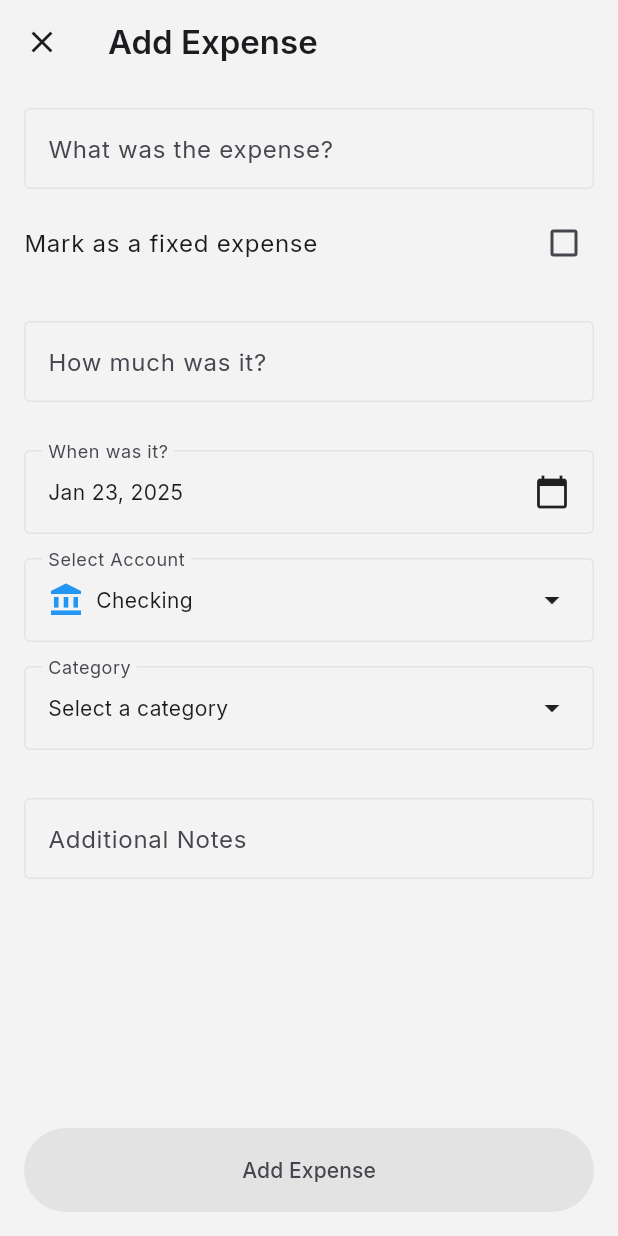
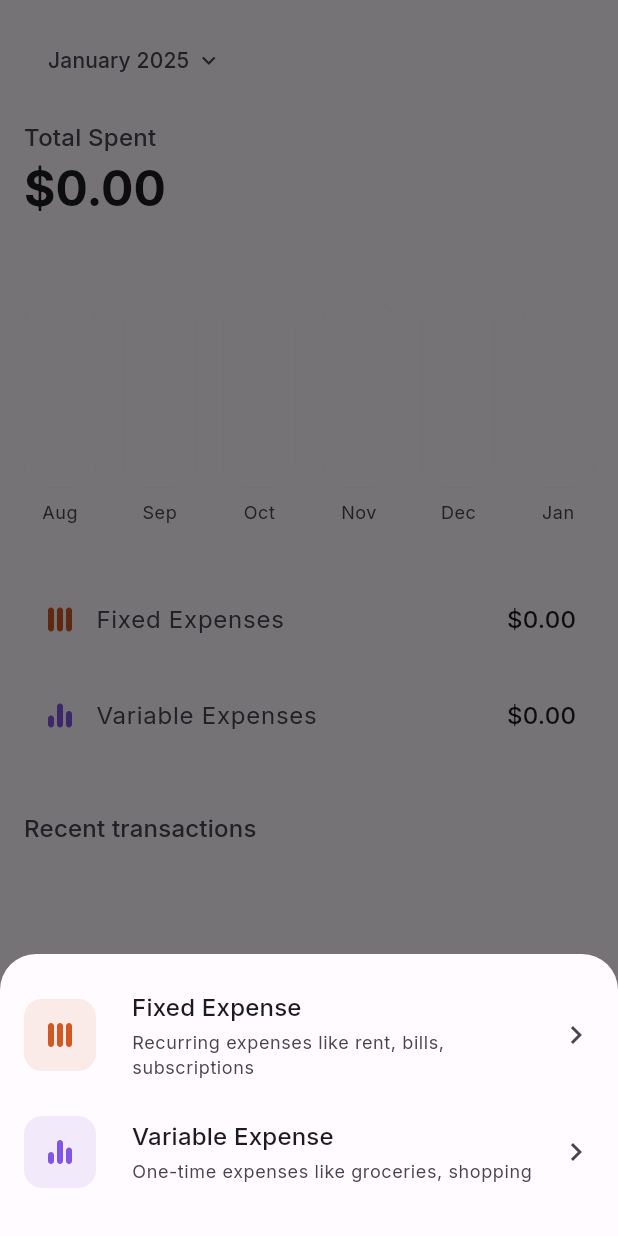
Before and after one commit to 0x6762/kiwi-spending-tracker, a Flutter app: the screen it shows after launch, after a tap on the "add" icon, on a phone screen of 412 x 824 dp. Run offline on Flutter 3.47's test engine with Material 3 defaults, Android fonts, the phone set to English and light mode, and no system bars; drawn by our look-alikes of fl_chart; our stand-ins replace flutter_svg, google_fonts, shared_preferences.

Commit message:
Adjust expense type sheet layout

```diff
--- a/lib/screens/main_screen.dart
+++ b/lib/screens/main_screen.dart
@@ -8,6 +8,7 @@ import '../utils/circular_reveal_route.dart';
 import '../widgets/expense_list.dart';
 import '../widgets/expense_summary.dart';
 import '../widgets/add_expense_dialog.dart';
+import '../widgets/expense_type_sheet.dart';
 import 'settings_screen.dart';
 
 class MainScreen extends StatefulWidget {
@@ -41,16 +42,25 @@ class _MainScreenState extends State<MainScreen> {
     final screenSize = MediaQuery.of(context).size;
     final bottomRight = Offset(screenSize.width, screenSize.height);
 
+    final isFixed = await showModalBottomSheet<bool>(
+      context: context,
+      builder: (context) => const ExpenseTypeSheet(),
+      backgroundColor: Colors.transparent,
+      isScrollControlled: true,
+    );
+
+    if (isFixed != null) {
       final result = await Navigator.of(context).push<Expense>(
         CircularRevealRoute(
           center: bottomRight,
-        child: const AddExpenseDialog(),
+          child: AddExpenseDialog(isFixed: isFixed),
         ),
       );
 
       if (result != null) {
         await widget.repository.addExpense(result);
         _loadExpenses();
+      }
     }
   }
 
--- a/lib/theme/theme.dart
+++ b/lib/theme/theme.dart
@@ -100,6 +100,7 @@ class AppTheme {
     // Used for the bottom sheet, nav bar, and subtle backgrounds
     surfaceContainer: Color(0xFF13151D),
     surfaceContainerHighest: Color(0xFF13151D),
+    surfaceContainerLow: Color(0xFF1F2127),
     surfaceContainerLowest: Color(0xFF262933),
     // Used for borders and dividers
     outline: Color(0xFF13151D),
--- a/lib/widgets/add_expense_dialog.dart
+++ b/lib/widgets/add_expense_dialog.dart
@@ -1,4 +1,5 @@
 import 'package:flutter/material.dart';
+import 'package:flutter/services.dart';
 import 'package:uuid/uuid.dart';
 import '../models/expense.dart';
 import '../models/expense_category.dart';
@@ -6,28 +7,56 @@ import '../models/account.dart';
 import 'package:intl/intl.dart';
 
 class AddExpenseDialog extends StatefulWidget {
-  const AddExpenseDialog({super.key});
+  final bool isFixed;
+
+  const AddExpenseDialog({
+    super.key,
+    required this.isFixed,
+  });
 
   @override
   State<AddExpenseDialog> createState() => _AddExpenseDialogState();
 }
 
 class _AddExpenseDialogState extends State<AddExpenseDialog> {
+  final _formKey = GlobalKey<FormState>();
   final _titleController = TextEditingController();
   final _amountController = TextEditingController();
-  String? _category;
-  final _notes = TextEditingController();
   DateTime _selectedDate = DateTime.now();
-  bool _isFixed = false;
+  String? _selectedCategory;
   String _selectedAccountId = DefaultAccounts.checking.id;
   final _dateFormat = DateFormat.yMMMd();
 
+  @override
+  void dispose() {
+    _titleController.dispose();
+    _amountController.dispose();
+    super.dispose();
+  }
+
+  void _submit() {
+    if (_formKey.currentState!.validate()) {
+      final expense = Expense(
+        id: const Uuid().v4(),
+        title: _titleController.text,
+        amount: double.parse(_amountController.text),
+        date: _selectedDate,
+        category: _selectedCategory,
+        isFixed: widget.isFixed,
+        accountId: _selectedAccountId,
+        createdAt: DateTime.now(),
+      );
+
+      Navigator.of(context).pop(expense);
+    }
+  }
+
   Future<void> _selectDate() async {
-    final picked = await showDatePicker(
+    final DateTime? picked = await showDatePicker(
       context: context,
       initialDate: _selectedDate,
       firstDate: DateTime(2000),
-      lastDate: DateTime.now(),
+      lastDate: DateTime(2100),
     );
     if (picked != null) {
       setState(() {
@@ -58,7 +87,7 @@ class _AddExpenseDialogState extends State<AddExpenseDialog> {
 
     if (selected != null) {
       setState(() {
-        _category = selected;
+        _selectedCategory = selected;
       });
     }
   }
@@ -95,66 +124,138 @@ class _AddExpenseDialogState extends State<AddExpenseDialog> {
 
   @override
   Widget build(BuildContext context) {
-    final selectedCategory =
-        _category != null ? ExpenseCategories.findByName(_category!) : null;
+    final theme = Theme.of(context);
+    final selectedCategory = _selectedCategory != null
+        ? ExpenseCategories.findByName(_selectedCategory!)
+        : null;
     final selectedAccount = DefaultAccounts.defaultAccounts
         .firstWhere((account) => account.id == _selectedAccountId);
 
     return Scaffold(
-      backgroundColor: Theme.of(context).colorScheme.surfaceVariant,
+      backgroundColor: theme.colorScheme.surface,
       appBar: AppBar(
-        backgroundColor: Theme.of(context).colorScheme.surfaceVariant,
-        title: const Text('Add Expense'),
+        backgroundColor: theme.colorScheme.surface,
+        title: Text(
+          widget.isFixed ? 'Add Fixed Expense' : 'Add Variable Expense',
+          style: theme.textTheme.titleLarge,
+        ),
         leading: IconButton(
           icon: const Icon(Icons.close),
-          onPressed: () => Navigator.of(context).pop(),
+          onPressed: () => Navigator.pop(context),
         ),
+        actions: [
+          TextButton(
+            onPressed: _submit,
+            child: const Text('Save'),
           ),
-      body: Container(
-        color: Theme.of(context).colorScheme.surfaceVariant,
-        child: Column(
+        ],
+      ),
+      body: Form(
+        key: _formKey,
+        child: ListView(
+          padding: const EdgeInsets.all(16),
           children: [
-            Expanded(
-              child: SingleChildScrollView(
-                padding: const EdgeInsets.all(16.0),
-                child: Column(
-                  crossAxisAlignment: CrossAxisAlignment.stretch,
-                  children: [
-                    TextField(
+            TextFormField(
               controller: _titleController,
               decoration: const InputDecoration(
-                        labelText: 'What was the expense?',
+                labelText: 'Title',
                 border: OutlineInputBorder(),
               ),
-                      textInputAction: TextInputAction.next,
+              validator: (value) {
+                if (value == null || value.isEmpty) {
+                  return 'Please enter a title';
+                }
+                return null;
+              },
             ),
-                    const SizedBox(height: 8),
-                    CheckboxListTile(
-                      title: const Text('Mark as a fixed expense'),
-                      // subtitle: const Text('This expense occurs every month'),
-                      value: _isFixed,
-                      onChanged: (value) =>
-                          setState(() => _isFixed = value ?? false),
-                      contentPadding: EdgeInsets.zero,
-                    ),
-                    const SizedBox(height: 24),
-                    TextField(
+            const SizedBox(height: 16),
+            TextFormField(
               controller: _amountController,
               decoration: const InputDecoration(
-                        labelText: 'How much was it?',
+                labelText: 'Amount',
+                prefixText: '\$',
                 border: OutlineInputBorder(),
-                        prefixText: '\$',
               ),
               keyboardType:
                   const TextInputType.numberWithOptions(decimal: true),
-                      textInputAction: TextInputAction.next,
+              inputFormatters: [
+                FilteringTextInputFormatter.allow(RegExp(r'^\d+\.?\d{0,2}')),
+              ],
+              validator: (value) {
+                if (value == null || value.isEmpty) {
+                  return 'Please enter an amount';
+                }
+                if (double.tryParse(value) == null) {
+                  return 'Please enter a valid number';
+                }
+                return null;
+              },
             ),
-                    const SizedBox(height: 32),
+            const SizedBox(height: 16),
+            DropdownButtonFormField<String>(
+              value: _selectedAccountId,
+              decoration: const InputDecoration(
+                labelText: 'Account',
+                border: OutlineInputBorder(),
+              ),
+              items: DefaultAccounts.defaultAccounts.map((account) {
+                return DropdownMenuItem(
+                  value: account.id,
+                  child: Row(
+                    children: [
+                      Icon(
+                        account.icon,
+                        color: account.color,
+                        size: 20,
+                      ),
+                      const SizedBox(width: 8),
+                      Text(account.name),
+                    ],
+                  ),
+                );
+              }).toList(),
+              onChanged: (value) {
+                if (value != null) {
+                  setState(() {
+                    _selectedAccountId = value;
+                  });
+                }
+              },
+            ),
+            const SizedBox(height: 16),
+            DropdownButtonFormField<String>(
+              value: _selectedCategory,
+              decoration: const InputDecoration(
+                labelText: 'Category',
+                border: OutlineInputBorder(),
+              ),
+              items: ExpenseCategories.values.map((category) {
+                return DropdownMenuItem(
+                  value: category.name,
+                  child: Row(
+                    children: [
+                      Icon(
+                        category.icon,
+                        size: 20,
+                      ),
+                      const SizedBox(width: 8),
+                      Text(category.name),
+                    ],
+                  ),
+                );
+              }).toList(),
+              onChanged: (value) {
+                setState(() {
+                  _selectedCategory = value;
+                });
+              },
+            ),
+            const SizedBox(height: 16),
             InkWell(
               onTap: _selectDate,
               child: InputDecorator(
                 decoration: const InputDecoration(
-                          labelText: 'When was it?',
+                  labelText: 'Date',
                   border: OutlineInputBorder(),
                 ),
                 child: Row(
@@ -166,115 +267,9 @@ class _AddExpenseDialogState extends State<AddExpenseDialog> {
                 ),
               ),
             ),
-                    const SizedBox(height: 16),
-                    InkWell(
-                      onTap: _selectAccount,
-                      child: InputDecorator(
-                        decoration: const InputDecoration(
-                          labelText: 'Select Account',
-                          border: OutlineInputBorder(),
-                        ),
-                        child: Row(
-                          mainAxisAlignment: MainAxisAlignment.spaceBetween,
-                          children: [
-                            Row(
-                              children: [
-                                Icon(
-                                  selectedAccount.icon,
-                                  color: selectedAccount.color,
-                                ),
-                                const SizedBox(width: 8),
-                                Text(selectedAccount.name),
-                              ],
-                            ),
-                            const Icon(Icons.arrow_drop_down),
-                          ],
-                        ),
-                      ),
-                    ),
-                    const SizedBox(height: 16),
-                    InkWell(
-                      onTap: _selectCategory,
-                      child: InputDecorator(
-                        decoration: const InputDecoration(
-                          labelText: 'Category',
-                          border: OutlineInputBorder(),
-                        ),
-                        child: Row(
-                          mainAxisAlignment: MainAxisAlignment.spaceBetween,
-                          children: [
-                            Row(
-                              children: [
-                                if (selectedCategory != null) ...[
-                                  Icon(selectedCategory.icon),
-                                  const SizedBox(width: 8),
-                                ],
-                                Text(selectedCategory?.name ??
-                                    'Select a category'),
-                              ],
-                            ),
-                            const Icon(Icons.arrow_drop_down),
-                          ],
-                        ),
-                      ),
-                    ),
-                    const SizedBox(height: 32),
-                    TextField(
-                      controller: _notes,
-                      decoration: const InputDecoration(
-                        labelText: 'Additional Notes',
-                        border: OutlineInputBorder(),
-                      ),
-                      maxLines: 1,
-                      textInputAction: TextInputAction.done,
-                    ),
-                  ],
-                ),
-              ),
-            ),
-            Padding(
-              padding: const EdgeInsets.all(16.0),
-              child: FilledButton(
-                onPressed: () {
-                  final amount = double.tryParse(_amountController.text);
-                  if (_titleController.text.isEmpty || amount == null) {
-                    return;
-                  }
-
-                  final expense = Expense(
-                    id: const Uuid().v4(),
-                    title: _titleController.text,
-                    amount: amount,
-                    date: _selectedDate,
-                    createdAt: DateTime.now(),
-                    category: _category,
-                    notes: _notes.text.isEmpty ? null : _notes.text,
-                    isFixed: _isFixed,
-                    accountId: _selectedAccountId,
-                  );
-
-                  Navigator.of(context).pop(expense);
-                },
-                style: FilledButton.styleFrom(
-                  backgroundColor: Theme.of(context).colorScheme.outlineVariant,
-                  minimumSize: const Size.fromHeight(56),
-                ),
-                child: Text('Add Expense',
-                    style: TextStyle(
-                        color: Theme.of(context).colorScheme.onSurfaceVariant)),
-              ),
-            ),
           ],
         ),
       ),
     );
   }
-
-  @override
-  void dispose() {
-    _titleController.dispose();
-    _amountController.dispose();
-    _notes.dispose();
-    super.dispose();
 }
-}
--- /dev/null
+++ b/lib/widgets/expense_type_sheet.dart
@@ -0,0 +1,127 @@
+import 'package:flutter/material.dart';
+import 'package:flutter_svg/flutter_svg.dart';
+
+class ExpenseTypeSheet extends StatelessWidget {
+  const ExpenseTypeSheet({super.key});
+
+  @override
+  Widget build(BuildContext context) {
+    final theme = Theme.of(context);
+
+    return Container(
+      padding: const EdgeInsets.all(16),
+      decoration: BoxDecoration(
+        color: theme.colorScheme.surfaceContainer,
+        borderRadius: const BorderRadius.vertical(top: Radius.circular(24)),
+      ),
+      child: Column(
+        mainAxisSize: MainAxisSize.min,
+        crossAxisAlignment: CrossAxisAlignment.stretch,
+        children: [
+          const SizedBox(height: 8),
+          // Padding(
+          //   padding: const EdgeInsets.only(bottom: 24, top: 4),
+          //   child: Text(
+          //     'Expense Type',
+          //     style: theme.textTheme.titleMedium,
+          //   ),
+          // ),
+          _ExpenseTypeButton(
+            title: 'Fixed Expense',
+            subtitle: 'Recurring expenses like rent, bills, subscriptions',
+            iconAsset: 'assets/icons/fixed_expense.svg',
+            iconColor: const Color(0xFFCF5825),
+            onTap: () => Navigator.pop(context, true),
+          ),
+          const SizedBox(height: 24),
+          _ExpenseTypeButton(
+            title: 'Variable Expense',
+            subtitle: 'One-time expenses like groceries, shopping',
+            iconAsset: 'assets/icons/variable_expense.svg',
+            iconColor: const Color(0xFF8056E4),
+            onTap: () => Navigator.pop(context, false),
+          ),
+          const SizedBox(height: 16),
+        ],
+      ),
+    );
+  }
+}
+
+class _ExpenseTypeButton extends StatelessWidget {
+  final String title;
+  final String subtitle;
+  final String iconAsset;
+  final Color iconColor;
+  final VoidCallback onTap;
+
+  const _ExpenseTypeButton({
+    required this.title,
+    required this.subtitle,
+    required this.iconAsset,
+    required this.iconColor,
+    required this.onTap,
+  });
+
+  @override
+  Widget build(BuildContext context) {
+    final theme = Theme.of(context);
+
+    return Material(
+      color: theme.colorScheme.surfaceContainer, //Button background color
+      borderRadius: BorderRadius.circular(16),
+      child: InkWell(
+        onTap: onTap,
+        borderRadius: BorderRadius.circular(16),
+        child: Padding(
+          padding: const EdgeInsets.all(0),
+          child: Row(
+            children: [
+              Container(
+                padding: const EdgeInsets.all(12),
+                decoration: BoxDecoration(
+                  color: iconColor.withOpacity(0.1),
+                  borderRadius: BorderRadius.circular(12),
+                ),
+                child: SvgPicture.asset(
+                  iconAsset,
+                  width: 24,
+                  height: 24,
+                  colorFilter: ColorFilter.mode(
+                    iconColor,
+                    BlendMode.srcIn,
+                  ),
+                ),
+              ),
+              const SizedBox(width: 24),
+              Expanded(
+                child: Column(
+                  crossAxisAlignment: CrossAxisAlignment.start,
+                  children: [
+                    Text(
+                      title,
+                      style: theme.textTheme.titleMedium?.copyWith(
+                        color: theme.colorScheme.onSurface,
+                      ),
+                    ),
+                    const SizedBox(height: 4),
+                    Text(
+                      subtitle,
+                      style: theme.textTheme.bodySmall?.copyWith(
+                        color: theme.colorScheme.onSurfaceVariant,
+                      ),
+                    ),
+                  ],
+                ),
+              ),
+              Icon(
+                Icons.chevron_right,
+                color: theme.colorScheme.onSurfaceVariant,
+              ),
+            ],
+          ),
+        ),
+      ),
+    );
+  }
+}
```
Lines whose indentation alone changed are shown as unchanged.
